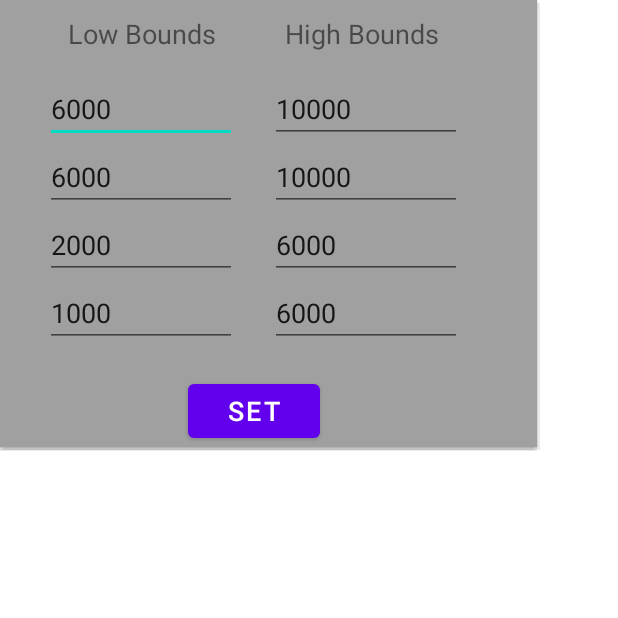
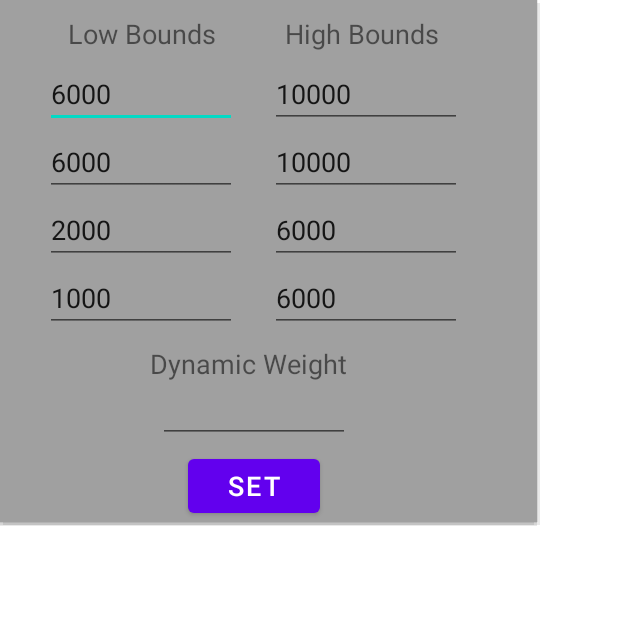
Before and after one commit to Orestiszar/ObstacleDetection, an Android app: the MainActivity screen opened directly, with no data from a screen before it, after a tap on an icon or button, on a phone screen of 412 x 824 dp, the top half of it. Run offline under Robolectric (Android 15) with nearby library versions, the phone set to English and light mode, and no system bars; libraries missing offline, so code that uses them is left out: com.google.ar.core, com.google.ar.sceneform; 5 statements that could not run were skipped.

Commit message:
Bugfixes and implementation of dynamic weight

```diff
--- a/app/src/main/java/com/example/obstacledetection/MainActivity.java
+++ b/app/src/main/java/com/example/obstacledetection/MainActivity.java
@@ -61,6 +61,7 @@ public class MainActivity extends AppCompatActivity implements FragmentOnAttachL
     public final int numLabelCols=3;
     private int [] lowBoundArr = new int[] {6000,6000,2000,1000};
     private int [] highBoundArr = new int[] {10000,10000,6000,6000};
+    private int dynamic_weight = 0;
 
     private Timer timer;
     private TimerTask timerTask;
@@ -79,7 +80,7 @@ public class MainActivity extends AppCompatActivity implements FragmentOnAttachL
             }
         };
         try {
-            this.timer.schedule(this.timerTask,delay,timerPeriod);
+            timer.schedule(timerTask,delay,timerPeriod);
         }
         catch (Exception e){
             e.printStackTrace();
@@ -89,8 +90,8 @@ public class MainActivity extends AppCompatActivity implements FragmentOnAttachL
 
     public void stopTimer(){
         try {
-            if(this.timer!=null){
-                this.timer.cancel();
+            if(timer!=null){
+                timer.cancel();
             }
         }
         catch (Exception e){
@@ -156,11 +157,11 @@ public class MainActivity extends AppCompatActivity implements FragmentOnAttachL
 
         outer_frame_layout = findViewById(R.id.outer_frame_layout);
 
-        this.custom_imageview = new ImageView(this);
-        outer_frame_layout.addView(this.custom_imageview);
+        custom_imageview = new ImageView(this);
+        outer_frame_layout.addView(custom_imageview);
 
-        this.depthSwitch = findViewById(R.id.depthSwitch);
-        this.depthSwitch.setOnCheckedChangeListener((CompoundButton compoundButton, boolean b)->{
+        depthSwitch = findViewById(R.id.depthSwitch);
+        depthSwitch.setOnCheckedChangeListener((CompoundButton compoundButton, boolean b)->{
             depthMap = b;
             if(!b){
                 custom_imageview.setImageBitmap(null);
@@ -179,8 +180,9 @@ public class MainActivity extends AppCompatActivity implements FragmentOnAttachL
         // create the popup window
         int width = LinearLayout.LayoutParams.WRAP_CONTENT;
         int height = LinearLayout.LayoutParams.WRAP_CONTENT;
-        boolean focusable = false; // lets taps outside the popup also dismiss it
+        boolean focusable = true; // lets taps outside the popup also dismiss it
         final PopupWindow popupWindow = new PopupWindow(popupView, width, height, focusable);
+        popupWindow.setOnDismissListener(()->{startTimer(0);});
         // show the popup window
         // which view you pass in doesn't matter, it is only used for the window tolken
         popupWindow.showAtLocation(view, Gravity.CENTER, 0, 0);
@@ -197,6 +199,8 @@ public class MainActivity extends AppCompatActivity implements FragmentOnAttachL
         ETArr[2][1] = popupView.findViewById(R.id.EtHigh2);
         ETArr[3][1] = popupView.findViewById(R.id.EtHigh3);
 
+        EditText dynamic_weight_ET = findViewById(R.id.EtDynamicWeight);
+
         for(int i=0;i<4;i++) {
             ETArr[i][0].setText(Integer.toString(lowBoundArr[i]));
             ETArr[i][1].setText(Integer.toString(highBoundArr[i]));
@@ -211,7 +215,7 @@ public class MainActivity extends AppCompatActivity implements FragmentOnAttachL
                     lowBoundArr[i] = Integer.parseInt(ETArr[i][0].getText().toString());
                     highBoundArr[i] = Integer.parseInt(ETArr[i][1].getText().toString());
                 }
-                startTimer(0);
+                dynamic_weight = Integer.parseInt(dynamic_weight_ET.getText().toString());
                 popupWindow.dismiss();
             }
         });
@@ -248,9 +252,9 @@ public class MainActivity extends AppCompatActivity implements FragmentOnAttachL
         try{
             depthImage = frame.acquireDepthImage16Bits(); //160*90
             int imageHeight = depthImage.getWidth();
-            int imageWidth = depthImage.getHeight();//must me in reverse as we opt for portrait mode
-            int imageViewHeight = this.custom_imageview.getHeight();
-            int imageViewWidth = this.custom_imageview.getWidth();
+            int imageWidth = depthImage.getHeight();//must be in reverse as we opt for portrait mode
+            int imageViewHeight = custom_imageview.getHeight();
+            int imageViewWidth = custom_imageview.getWidth();
             float aspectRatio = (float) imageWidth / imageHeight;
             int newWidth,newHeight;
             if (imageViewWidth / (float) imageWidth < imageViewHeight / (float) imageHeight) {
@@ -280,7 +284,7 @@ public class MainActivity extends AppCompatActivity implements FragmentOnAttachL
             }
         }
         catch (NotYetAvailableException e){
-            this.text_array=null;
+            text_array=null;
         }
         finally {
             if (depthImage != null) {
@@ -290,7 +294,7 @@ public class MainActivity extends AppCompatActivity implements FragmentOnAttachL
     }
 
     public void onSceneUpdate() {
-        if(this.text_array==null){
+        if(text_array==null){
             createLabelGrid();
             return;//Avoid reading from null array in the catch block
         }
@@ -304,19 +308,19 @@ public class MainActivity extends AppCompatActivity implements FragmentOnAttachL
         vibratorHelper.stopVibrating();
 
         Image depthImage = null;
-        Frame frame = this.arSceneView.getArFrame();
+        Frame frame = arSceneView.getArFrame();
         try {
             depthImage = frame.acquireDepthImage16Bits(); //160*90
             // Use the depth image here.
 
-            if(this.depthMap) this.custom_imageview.setImageBitmap(ImageToBitmap(depthImage));
+            if(depthMap) custom_imageview.setImageBitmap(ImageToBitmap(depthImage));
 
-            this.dist_matrix = getAverageDistances(depthImage,this.numLabelRows,this.numLabelCols);
-            for(int i=0;i<this.numLabelRows;i++){
-                for(int j=0;j<this.numLabelCols;j++){
-                    this.text_array[i][j].setText(Integer.toString(this.dist_matrix[i][j]));
-                    if(this.dist_matrix[i][j]<=lowBoundArr[i]) this.text_array[i][j].setTextColor(Color.RED);
-                    else this.text_array[i][j].setTextColor(Color.WHITE);
+            this.dist_matrix = getAverageDistances(depthImage,numLabelRows,numLabelCols);
+            for(int i=0;i<numLabelRows;i++){
+                for(int j=0;j<numLabelCols;j++){
+                    text_array[i][j].setText(Integer.toString(dist_matrix[i][j]));
+                    if(dist_matrix[i][j]<=lowBoundArr[i] + (dynamic_weight*sensorHelper.orientationAngles[1])) text_array[i][j].setTextColor(Color.RED);
+                    else text_array[i][j].setTextColor(Color.WHITE);
                 }
             }
         } catch (NotYetAvailableException e) {
@@ -325,10 +329,10 @@ public class MainActivity extends AppCompatActivity implements FragmentOnAttachL
             // feature points. This can happen when there is no motion, or when the
             // camera loses its ability to track objects in the surrounding
             // environment.
-            for(int i=0;i<this.numLabelRows;i++){
-                for(int j=0;j<this.numLabelCols;j++){
-                    this.text_array[i][j].setText("Null");
-                    this.text_array[i][j].setTextColor(Color.WHITE);
+            for(int i=0;i<numLabelRows;i++){
+                for(int j=0;j<numLabelCols;j++){
+                    text_array[i][j].setText("Null");
+                    text_array[i][j].setTextColor(Color.WHITE);
                 }
             }
 
--- a/app/src/main/res/layout/popup_window.xml
+++ b/app/src/main/res/layout/popup_window.xml
@@ -10,7 +10,7 @@
         android:id="@+id/setPopupParamsButton"
         android:layout_width="wrap_content"
         android:layout_height="wrap_content"
-        android:layout_marginTop="250dp"
+        android:layout_marginTop="300dp"
         android:layout_marginStart="125dp"
         android:text="Set"
         android:textSize="18dp" />
@@ -38,7 +38,7 @@
         android:layout_width="wrap_content"
         android:layout_height="wrap_content"
         android:layout_marginStart="30dp"
-        android:layout_marginTop="50dp"
+        android:layout_marginTop="40dp"
         android:layout_marginEnd="50dp"
         android:layout_marginBottom="50dp">
 
@@ -95,7 +95,7 @@
         android:layout_width="wrap_content"
         android:layout_height="wrap_content"
         android:layout_marginStart="180dp"
-        android:layout_marginTop="50dp"
+        android:layout_marginTop="40dp"
         android:layout_marginEnd="50dp"
         android:layout_marginBottom="50dp">
 
@@ -148,5 +148,22 @@
         </TableRow>
     </TableLayout>
 
+    <TextView
+        android:id="@+id/textView3"
+        android:layout_width="wrap_content"
+        android:layout_height="wrap_content"
+        android:layout_marginStart="100dp"
+        android:layout_marginTop="230dp"
+        android:text="Dynamic Weight"
+        android:textSize="18dp"/>
+
+    <EditText
+        android:id="@+id/EtDynamicWeight"
+        android:layout_width="wrap_content"
+        android:layout_height="wrap_content"
+        android:layout_marginStart="105dp"
+        android:layout_marginTop="250dp"
+        android:ems="6"
+        android:inputType="number" />
 
 </RelativeLayout>
```
